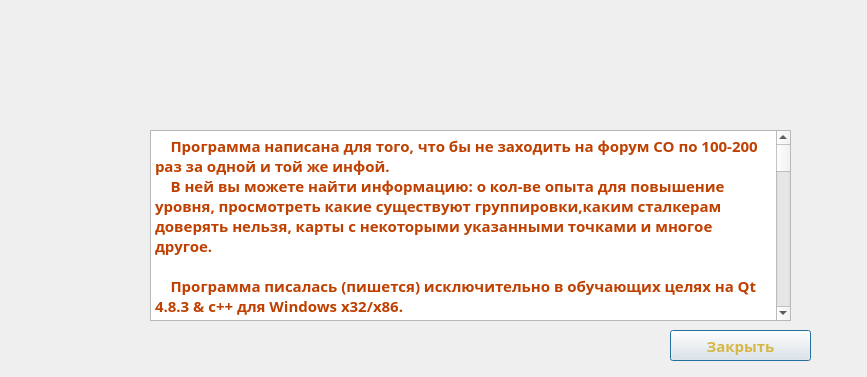
Before: the Qt Designer form InfoCO/InfoProgram.ui in frostzhenya/InfoCO, drawn with Qt 5.
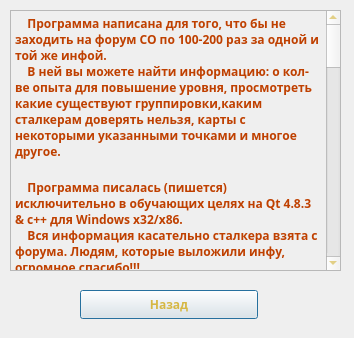
After: the same form once the commit is applied. Icons and pictures are not drawn.

```diff
--- a/InfoCO/InfoProgram.ui
+++ b/InfoCO/InfoProgram.ui
@@ -6,20 +6,20 @@
    <rect>
     <x>0</x>
     <y>0</y>
-    <width>867</width>
-    <height>377</height>
+    <width>354</width>
+    <height>338</height>
    </rect>
   </property>
   <property name="minimumSize">
    <size>
-    <width>867</width>
-    <height>377</height>
+    <width>354</width>
+    <height>338</height>
    </size>
   </property>
   <property name="maximumSize">
    <size>
-    <width>867</width>
-    <height>377</height>
+    <width>354</width>
+    <height>338</height>
    </size>
   </property>
   <property name="font">
@@ -40,12 +40,24 @@
   <widget class="QPushButton" name="ButtonClose">
    <property name="geometry">
     <rect>
-     <x>670</x>
-     <y>330</y>
-     <width>141</width>
-     <height>31</height>
+     <x>80</x>
+     <y>290</y>
+     <width>178</width>
+     <height>29</height>
     </rect>
    </property>
+   <property name="minimumSize">
+    <size>
+     <width>178</width>
+     <height>29</height>
+    </size>
+   </property>
+   <property name="maximumSize">
+    <size>
+     <width>178</width>
+     <height>29</height>
+    </size>
+   </property>
    <property name="palette">
     <palette>
      <active>
@@ -113,7 +125,7 @@
    <property name="font">
     <font>
      <family>Segoe Print</family>
-     <pointsize>11</pointsize>
+     <pointsize>9</pointsize>
      <weight>75</weight>
      <bold>true</bold>
     </font>
@@ -123,7 +135,7 @@
 border-image: url(:/img/texture/texture.png);</string>
    </property>
    <property name="text">
-    <string>Закрыть</string>
+    <string>Назад</string>
    </property>
   </widget>
   <widget class="QTextBrowser" name="textBrowser">
@@ -132,12 +144,103 @@
    </property>
    <property name="geometry">
     <rect>
-     <x>150</x>
-     <y>130</y>
-     <width>641</width>
-     <height>191</height>
+     <x>10</x>
+     <y>10</y>
+     <width>331</width>
+     <height>261</height>
     </rect>
    </property>
+   <property name="palette">
+    <palette>
+     <active>
+      <colorrole role="WindowText">
+       <brush brushstyle="SolidPattern">
+        <color alpha="255">
+         <red>214</red>
+         <green>183</green>
+         <blue>67</blue>
+        </color>
+       </brush>
+      </colorrole>
+      <colorrole role="Text">
+       <brush brushstyle="SolidPattern">
+        <color alpha="255">
+         <red>214</red>
+         <green>183</green>
+         <blue>67</blue>
+        </color>
+       </brush>
+      </colorrole>
+      <colorrole role="Base">
+       <brush brushstyle="NoBrush">
+        <color alpha="255">
+         <red>0</red>
+         <green>0</green>
+         <blue>0</blue>
+        </color>
+       </brush>
+      </colorrole>
+     </active>
+     <inactive>
+      <colorrole role="WindowText">
+       <brush brushstyle="SolidPattern">
+        <color alpha="255">
+         <red>214</red>
+         <green>183</green>
+         <blue>67</blue>
+        </color>
+       </brush>
+      </colorrole>
+      <colorrole role="Text">
+       <brush brushstyle="SolidPattern">
+        <color alpha="255">
+         <red>214</red>
+         <green>183</green>
+         <blue>67</blue>
+        </color>
+       </brush>
+      </colorrole>
+      <colorrole role="Base">
+       <brush brushstyle="NoBrush">
+        <color alpha="255">
+         <red>0</red>
+         <green>0</green>
+         <blue>0</blue>
+        </color>
+       </brush>
+      </colorrole>
+     </inactive>
+     <disabled>
+      <colorrole role="WindowText">
+       <brush brushstyle="SolidPattern">
+        <color alpha="255">
+         <red>120</red>
+         <green>120</green>
+         <blue>120</blue>
+        </color>
+       </brush>
+      </colorrole>
+      <colorrole role="Text">
+       <brush brushstyle="SolidPattern">
+        <color alpha="255">
+         <red>120</red>
+         <green>120</green>
+         <blue>120</blue>
+        </color>
+       </brush>
+      </colorrole>
+      <colorrole role="Base">
+       <brush brushstyle="NoBrush">
+        <color alpha="255">
+         <red>0</red>
+         <green>0</green>
+         <blue>0</blue>
+        </color>
+       </brush>
+      </colorrole>
+     </disabled>
+    </palette>
+   </property>
    <property name="font">
     <font>
      <family>Segoe Print</family>
@@ -154,13 +257,13 @@
 &lt;html&gt;&lt;head&gt;&lt;meta name=&quot;qrichtext&quot; content=&quot;1&quot; /&gt;&lt;style type=&quot;text/css&quot;&gt;
 p, li { white-space: pre-wrap; }
 &lt;/style&gt;&lt;/head&gt;&lt;body style=&quot; font-family:'Segoe Print'; font-size:11pt; font-weight:600; font-style:normal;&quot;&gt;
-&lt;p style=&quot; margin-top:0px; margin-bottom:0px; margin-left:0px; margin-right:0px; -qt-block-indent:0; text-indent:0px;&quot;&gt;&lt;span style=&quot; color:#bf4000;&quot;&gt;    Программа написана для того, что бы не заходить на форум CO по 100-200 раз за одной и той же инфой.&lt;br /&gt;    В ней вы можете найти информацию: о кол-ве опыта для повышение уровня, просмотреть какие существуют группировки,каким сталкерам доверять нельзя, карты с некоторыми указанными точками и многое другое.&lt;br /&gt;&lt;br /&gt;    Программа писалась (пишется) исключительно в обучающих целях на Qt 4.8.3 &amp;amp; c++ для Windows x32/x86.&lt;br /&gt;    Вся информация касательно сталкера взята с форума. Людям, которые выложили инфу, огромное спасибо!!!&lt;/span&gt;&lt;br /&gt;&lt;br /&gt;&lt;span style=&quot; color:#bf4000;&quot;&gt;    &lt;/span&gt;&lt;span style=&quot; color:#40ff00;&quot;&gt;Автор программы:&lt;/span&gt; Lovepsone;&lt;br /&gt;&lt;span style=&quot; color:#bf4000;&quot;&gt;    &lt;/span&gt;Лицензия: &lt;a href=&quot;http://www.gnu.org/licenses/gpl&quot;&gt;&lt;span style=&quot; text-decoration: underline; color:#0000ff;&quot;&gt;GNU General Public License (GPL) V3.0&lt;/span&gt;&lt;/a&gt;&lt;br /&gt;&lt;br /&gt;&lt;span style=&quot; color:#bf4000;&quot;&gt;    &lt;/span&gt;&lt;span style=&quot; color:#40ff00;&quot;&gt;Пользователи, которые помогают(помогли) развивать проект:&lt;/span&gt;&lt;br /&gt;   &lt;span style=&quot; color:#ff0000;&quot;&gt;Serjjj - идея создания проги была его (фактически писалась она для нашего клана);&lt;br /&gt;&lt;/span&gt;   &lt;span style=&quot; color:#ff0000;&quot;&gt;Феникс63 - идея с калькулятором;&lt;br /&gt;&lt;/span&gt;   &lt;span style=&quot; color:#ff0000;&quot;&gt;Montrezor - представил карту со схронами;&lt;br /&gt;&lt;/span&gt;   &lt;span style=&quot; color:#ff0000;&quot;&gt;Grishkovec - за новые идеи со списком, а также предоставил свой список;&lt;br /&gt;&lt;/span&gt;   &lt;span style=&quot; color:#ff0000;&quot;&gt;paskiller - идея парса(будет в следующей версии);&lt;br /&gt;kosh@ - идея миниблокнота;&lt;/span&gt;&lt;br /&gt;&lt;br /&gt;&lt;span style=&quot; color:#bf4000;&quot;&gt;    &lt;/span&gt;&lt;span style=&quot; color:#40ff00;&quot;&gt;Инфа о версиях программы:&lt;/span&gt;&lt;/p&gt;
-&lt;p style=&quot; margin-top:0px; margin-bottom:0px; margin-left:0px; margin-right:0px; -qt-block-indent:0; text-indent:0px;&quot;&gt;- v 1.0.0 - Создана сама программа,с калькулятором опыта;&lt;br /&gt;- v 1.0.1 - Добавлен раздел &amp;lt;Списки ПК/Кидалов/Кланов&amp;gt;;&lt;br /&gt;- v 1.0.2 - Добавлена возможность редактирования списков;&lt;br /&gt;- v 1.0.3 - Добавлен раздел &amp;lt;Карты&amp;gt;;&lt;br /&gt;- v 1.0.4 - Обновлен раздел &amp;lt;Списки ПК/Кидалов/Кланов&amp;gt;;&lt;br /&gt;- v 1.0.5 - Добавленa возможность поиска по спискам, fix small bugs;&lt;br /&gt;- v 1.0.6 - Иправлен вылет при просмотре карт;&lt;br /&gt;- v 1.0.7 - Реализация идеи Феникс63, правки орфографии;&lt;br /&gt;- v 1.0.8 - Конвертирование карт в .png и Реконструкция относительных путей;&lt;br /&gt;- v 2.0.0 - Стабильная версия, включены иконки;&lt;br /&gt;&lt;br /&gt;&lt;span style=&quot; color:#bf4000;&quot;&gt;    &lt;/span&gt;&lt;span style=&quot; color:#40ff00;&quot;&gt;Немного инфы по следующей версии программы (приблизительный список изменений):&lt;/span&gt;&lt;br /&gt;- Добавлю раздел &amp;lt;инфа по квестам&amp;gt;;&lt;br /&gt;- При просмотре карт, окно программы центрировало карту на нач. точку;&lt;br /&gt;- Обновление списков по кланам;&lt;br /&gt;- Возможность поиска по спискам без учета регистра;&lt;br /&gt;- Реализация идей сталкеров таких как Grishkovec,paskiller,kosh@(идеи их ищите в теме);&lt;/p&gt;
-&lt;p style=&quot;-qt-paragraph-type:empty; margin-top:0px; margin-bottom:0px; margin-left:0px; margin-right:0px; -qt-block-indent:0; text-indent:0px;&quot;&gt;&lt;br /&gt;&lt;/p&gt;
-&lt;p style=&quot; margin-top:0px; margin-bottom:0px; margin-left:0px; margin-right:0px; -qt-block-indent:0; text-indent:0px;&quot;&gt;&lt;span style=&quot; color:#bf4000;&quot;&gt;    &lt;/span&gt;&lt;span style=&quot; color:#40ff00;&quot;&gt;Планы на будущее программы:&lt;/span&gt;&lt;/p&gt;
-&lt;p style=&quot; margin-top:0px; margin-bottom:0px; margin-left:0px; margin-right:0px; -qt-block-indent:0; text-indent:0px;&quot;&gt;- Добавление нового раздела &amp;lt;Списки ПК/Кидалов/Кланов&amp;gt; - реализовано в v 1.0.1;&lt;br /&gt;- Добавление возможности редактировать списки - реализовано в v 1.0.2;&lt;br /&gt;- Добавление возможности сортировать списки;&lt;br /&gt;- Добавление возможности поиска по спискам - реализовано в v 1.0.5;&lt;br /&gt;- Добавление нового раздела &amp;lt;Карты&amp;gt;(пока только для х32/86 систем) - реализовано в v 1.0.3;&lt;br /&gt;- Добавление нового раздела &amp;lt;Инфа по торговцам&amp;gt;;&lt;br /&gt;- Добавление нового раздела &amp;lt;Информация по квестам&amp;gt;;&lt;br /&gt;- Поддержка х64 - реализовано в v 2.0.0;&lt;/p&gt;
-&lt;p style=&quot;-qt-paragraph-type:empty; margin-top:0px; margin-bottom:0px; margin-left:0px; margin-right:0px; -qt-block-indent:0; text-indent:0px;&quot;&gt;&lt;br /&gt;&lt;/p&gt;
-&lt;p style=&quot; margin-top:0px; margin-bottom:0px; margin-left:0px; margin-right:0px; -qt-block-indent:0; text-indent:0px;&quot;&gt;&lt;span style=&quot; color:#bf4000;&quot;&gt;    &lt;/span&gt;&lt;span style=&quot; color:#40ff00;&quot;&gt;Требования для запуска программы:&lt;/span&gt;&lt;br /&gt;&lt;span style=&quot; color:#ff0000;&quot;&gt;- Microsoft .NET Framework 4.0;&lt;br /&gt;- VC REDIST для 2010 VC;&lt;/span&gt;&lt;/p&gt;&lt;/body&gt;&lt;/html&gt;</string>
+&lt;p style=&quot; margin-top:0px; margin-bottom:0px; margin-left:0px; margin-right:0px; -qt-block-indent:0; text-indent:0px;&quot;&gt;&lt;span style=&quot; font-size:9pt; color:#bf4000;&quot;&gt;    Программа написана для того, что бы не заходить на форум CO по 100-200 раз за одной и той же инфой.&lt;br /&gt;    В ней вы можете найти информацию: о кол-ве опыта для повышение уровня, просмотреть какие существуют группировки,каким сталкерам доверять нельзя, карты с некоторыми указанными точками и многое другое.&lt;br /&gt;&lt;br /&gt;    Программа писалась (пишется) исключительно в обучающих целях на Qt 4.8.3 &amp;amp; c++ для Windows x32/x86.&lt;br /&gt;    Вся информация касательно сталкера взята с форума. Людям, которые выложили инфу, огромное спасибо!!!&lt;/span&gt;&lt;span style=&quot; font-size:9pt;&quot;&gt;&lt;br /&gt;&lt;br /&gt;&lt;/span&gt;&lt;span style=&quot; font-size:9pt; color:#bf4000;&quot;&gt;    &lt;/span&gt;&lt;span style=&quot; font-size:9pt; color:#40ff00;&quot;&gt;Автор программы:&lt;/span&gt;&lt;span style=&quot; font-size:9pt;&quot;&gt; Lovepsone;&lt;br /&gt;&lt;/span&gt;&lt;span style=&quot; font-size:9pt; color:#bf4000;&quot;&gt;    &lt;/span&gt;&lt;span style=&quot; font-size:9pt;&quot;&gt;Лицензия: &lt;/span&gt;&lt;a href=&quot;http://www.gnu.org/licenses/gpl&quot;&gt;&lt;span style=&quot; font-size:9pt; text-decoration: underline; color:#0000ff;&quot;&gt;GNU General Public License (GPL) V3.0&lt;/span&gt;&lt;/a&gt;&lt;span style=&quot; font-size:9pt;&quot;&gt;&lt;br /&gt;&lt;br /&gt;&lt;/span&gt;&lt;span style=&quot; font-size:9pt; color:#bf4000;&quot;&gt;    &lt;/span&gt;&lt;span style=&quot; font-size:9pt; color:#40ff00;&quot;&gt;Пользователи, которые помогают(помогли) развивать проект:&lt;/span&gt;&lt;span style=&quot; font-size:9pt;&quot;&gt;&lt;br /&gt;   &lt;/span&gt;&lt;span style=&quot; font-size:9pt; color:#ff0000;&quot;&gt;Serjjj - идея создания проги была его (фактически писалась она для нашего клана);&lt;br /&gt;&lt;/span&gt;&lt;span style=&quot; font-size:9pt;&quot;&gt;   &lt;/span&gt;&lt;span style=&quot; font-size:9pt; color:#ff0000;&quot;&gt;Феникс63 - идея с калькулятором;&lt;br /&gt;&lt;/span&gt;&lt;span style=&quot; font-size:9pt;&quot;&gt;   &lt;/span&gt;&lt;span style=&quot; font-size:9pt; color:#ff0000;&quot;&gt;Montrezor - представил карту со схронами;&lt;br /&gt;&lt;/span&gt;&lt;span style=&quot; font-size:9pt;&quot;&gt;   &lt;/span&gt;&lt;span style=&quot; font-size:9pt; color:#ff0000;&quot;&gt;Grishkovec - за новые идеи со списком, а также предоставил свой список;&lt;br /&gt;&lt;/span&gt;&lt;span style=&quot; font-size:9pt;&quot;&gt;   &lt;/span&gt;&lt;span style=&quot; font-size:9pt; color:#ff0000;&quot;&gt;paskiller - идея парса(будет в следующей версии);&lt;br /&gt;kosh@ - идея миниблокнота;&lt;/span&gt;&lt;span style=&quot; font-size:9pt;&quot;&gt;&lt;br /&gt;&lt;br /&gt;&lt;/span&gt;&lt;span style=&quot; font-size:9pt; color:#bf4000;&quot;&gt;    &lt;/span&gt;&lt;span style=&quot; font-size:9pt; color:#40ff00;&quot;&gt;Инфа о версиях программы:&lt;/span&gt;&lt;/p&gt;
+&lt;p style=&quot; margin-top:0px; margin-bottom:0px; margin-left:0px; margin-right:0px; -qt-block-indent:0; text-indent:0px;&quot;&gt;&lt;span style=&quot; font-size:9pt;&quot;&gt;- v 1.0.0 - Создана сама программа,с калькулятором опыта;&lt;br /&gt;- v 1.0.1 - Добавлен раздел &amp;lt;Списки ПК/Кидалов/Кланов&amp;gt;;&lt;br /&gt;- v 1.0.2 - Добавлена возможность редактирования списков;&lt;br /&gt;- v 1.0.3 - Добавлен раздел &amp;lt;Карты&amp;gt;;&lt;br /&gt;- v 1.0.4 - Обновлен раздел &amp;lt;Списки ПК/Кидалов/Кланов&amp;gt;;&lt;br /&gt;- v 1.0.5 - Добавленa возможность поиска по спискам, fix small bugs;&lt;br /&gt;- v 1.0.6 - Иправлен вылет при просмотре карт;&lt;br /&gt;- v 1.0.7 - Реализация идеи Феникс63, правки орфографии;&lt;br /&gt;- v 1.0.8 - Конвертирование карт в .png и Реконструкция относительных путей;&lt;br /&gt;- v 2.0.0 - Стабильная версия, включены иконки;&lt;br /&gt;&lt;br /&gt;&lt;/span&gt;&lt;span style=&quot; font-size:9pt; color:#bf4000;&quot;&gt;    &lt;/span&gt;&lt;span style=&quot; font-size:9pt; color:#40ff00;&quot;&gt;Немного инфы по следующей версии программы (приблизительный список изменений):&lt;/span&gt;&lt;span style=&quot; font-size:9pt;&quot;&gt;&lt;br /&gt;- Добавлю раздел &amp;lt;инфа по квестам&amp;gt;;&lt;br /&gt;- При просмотре карт, окно программы центрировало карту на нач. точку;&lt;br /&gt;- Обновление списков по кланам;&lt;br /&gt;- Возможность поиска по спискам без учета регистра;&lt;br /&gt;- Реализация идей сталкеров таких как Grishkovec,paskiller,kosh@(идеи их ищите в теме);&lt;/span&gt;&lt;/p&gt;
+&lt;p style=&quot;-qt-paragraph-type:empty; margin-top:0px; margin-bottom:0px; margin-left:0px; margin-right:0px; -qt-block-indent:0; text-indent:0px; font-size:9pt;&quot;&gt;&lt;br /&gt;&lt;/p&gt;
+&lt;p style=&quot; margin-top:0px; margin-bottom:0px; margin-left:0px; margin-right:0px; -qt-block-indent:0; text-indent:0px;&quot;&gt;&lt;span style=&quot; font-size:9pt; color:#bf4000;&quot;&gt;    &lt;/span&gt;&lt;span style=&quot; font-size:9pt; color:#40ff00;&quot;&gt;Планы на будущее программы:&lt;/span&gt;&lt;/p&gt;
+&lt;p style=&quot; margin-top:0px; margin-bottom:0px; margin-left:0px; margin-right:0px; -qt-block-indent:0; text-indent:0px;&quot;&gt;&lt;span style=&quot; font-size:9pt;&quot;&gt;- Добавление нового раздела &amp;lt;Списки ПК/Кидалов/Кланов&amp;gt; - реализовано в v 1.0.1;&lt;br /&gt;- Добавление возможности редактировать списки - реализовано в v 1.0.2;&lt;br /&gt;- Добавление возможности сортировать списки;&lt;br /&gt;- Добавление возможности поиска по спискам - реализовано в v 1.0.5;&lt;br /&gt;- Добавление нового раздела &amp;lt;Карты&amp;gt;(пока только для х32/86 систем) - реализовано в v 1.0.3;&lt;br /&gt;- Добавление нового раздела &amp;lt;Инфа по торговцам&amp;gt;;&lt;br /&gt;- Добавление нового раздела &amp;lt;Информация по квестам&amp;gt;;&lt;br /&gt;- Поддержка х64 - реализовано в v 2.0.0;&lt;/span&gt;&lt;/p&gt;
+&lt;p style=&quot;-qt-paragraph-type:empty; margin-top:0px; margin-bottom:0px; margin-left:0px; margin-right:0px; -qt-block-indent:0; text-indent:0px; font-size:9pt;&quot;&gt;&lt;br /&gt;&lt;/p&gt;
+&lt;p style=&quot; margin-top:0px; margin-bottom:0px; margin-left:0px; margin-right:0px; -qt-block-indent:0; text-indent:0px;&quot;&gt;&lt;span style=&quot; font-size:9pt; color:#bf4000;&quot;&gt;    &lt;/span&gt;&lt;span style=&quot; font-size:9pt; color:#40ff00;&quot;&gt;Требования для запуска программы:&lt;/span&gt;&lt;span style=&quot; font-size:9pt;&quot;&gt;&lt;br /&gt;&lt;/span&gt;&lt;span style=&quot; font-size:9pt; color:#ff0000;&quot;&gt;- Microsoft .NET Framework 4.0;&lt;br /&gt;- VC REDIST для 2010 VC;&lt;/span&gt;&lt;/p&gt;&lt;/body&gt;&lt;/html&gt;</string>
    </property>
   </widget>
  </widget>
```
Left out of the diff: 4 changed lines with no effect on the pictures.
